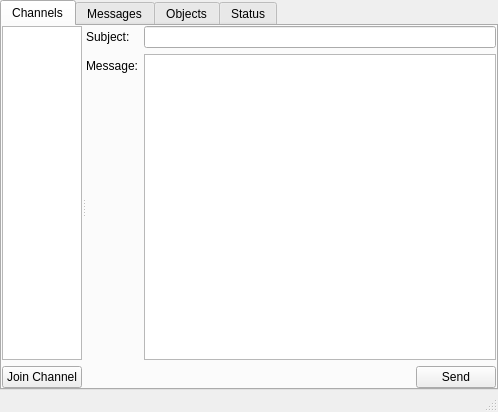
The window that hyperbit/gui/data/MainWindow.ui (g1itch/hyperbit) describes before a commit, drawn with Qt 5.
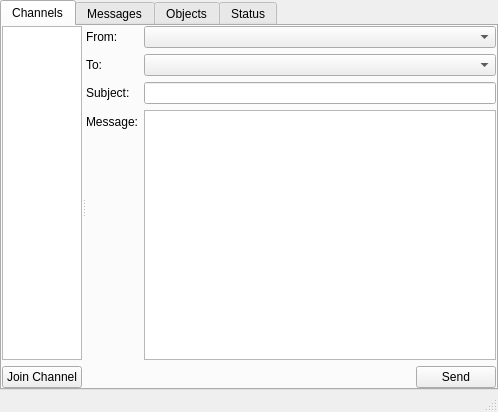
The same window after the commit.

Commit message: Make it possible to choose who to send as

```diff
--- a/hyperbit/gui/data/MainWindow.ui
+++ b/hyperbit/gui/data/MainWindow.ui
@@ -118,27 +118,27 @@
          <property name="bottomMargin">
           <number>0</number>
          </property>
-         <item row="0" column="0">
+         <item row="2" column="0">
           <widget class="QLabel" name="label_3">
            <property name="text">
             <string>Subject:</string>
            </property>
           </widget>
          </item>
-         <item row="0" column="1">
+         <item row="2" column="1">
           <widget class="QLineEdit" name="channels_subject"/>
          </item>
-         <item row="1" column="0">
+         <item row="3" column="0">
           <widget class="QLabel" name="label_5">
            <property name="text">
             <string>Message:</string>
            </property>
           </widget>
          </item>
-         <item row="1" column="1">
+         <item row="3" column="1">
           <widget class="QPlainTextEdit" name="channels_message"/>
          </item>
-         <item row="3" column="0" colspan="2">
+         <item row="5" column="0" colspan="2">
           <layout class="QHBoxLayout" name="horizontalLayout">
            <item>
             <spacer name="horizontalSpacer">
@@ -162,6 +162,26 @@
            </item>
           </layout>
          </item>
+         <item row="0" column="1">
+          <widget class="QComboBox" name="comboFrom"/>
+         </item>
+         <item row="0" column="0">
+          <widget class="QLabel" name="label_6">
+           <property name="text">
+            <string>From:</string>
+           </property>
+          </widget>
+         </item>
+         <item row="1" column="1">
+          <widget class="QComboBox" name="comboTo"/>
+         </item>
+         <item row="1" column="0">
+          <widget class="QLabel" name="label_7">
+           <property name="text">
+            <string>To:</string>
+           </property>
+          </widget>
+         </item>
         </layout>
        </widget>
       </widget>
@@ -230,7 +250,7 @@
           <property name="bottomMargin">
            <number>0</number>
           </property>
-          <item row="0" column="1">
+          <item row="1" column="1">
            <widget class="QPlainTextEdit" name="messages_message">
             <property name="sizePolicy">
              <sizepolicy hsizetype="Expanding" vsizetype="Expanding">
@@ -240,14 +260,14 @@
             </property>
            </widget>
           </item>
-          <item row="0" column="0">
+          <item row="1" column="0">
            <widget class="QLabel" name="label_8">
             <property name="text">
              <string>Message:</string>
             </property>
            </widget>
           </item>
-          <item row="2" column="0" colspan="2">
+          <item row="3" column="0" colspan="2">
            <layout class="QHBoxLayout" name="horizontalLayout_5">
             <item>
              <spacer name="horizontalSpacer_3">
@@ -271,6 +291,16 @@
             </item>
            </layout>
           </item>
+          <item row="0" column="1">
+           <widget class="QComboBox" name="comboFrom2"/>
+          </item>
+          <item row="0" column="0">
+           <widget class="QLabel" name="label_9">
+            <property name="text">
+             <string>From:</string>
+            </property>
+           </widget>
+          </item>
          </layout>
         </widget>
        </widget>
```
The commit also changes 2 other files.
